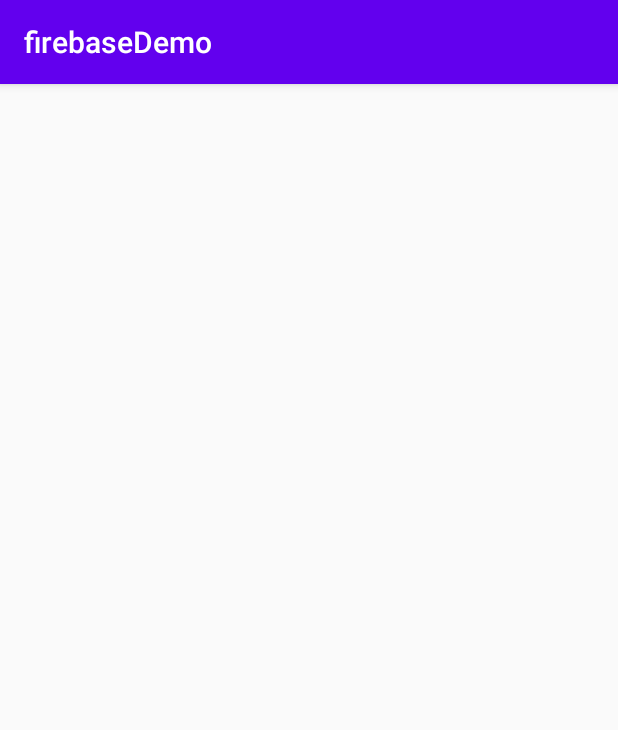
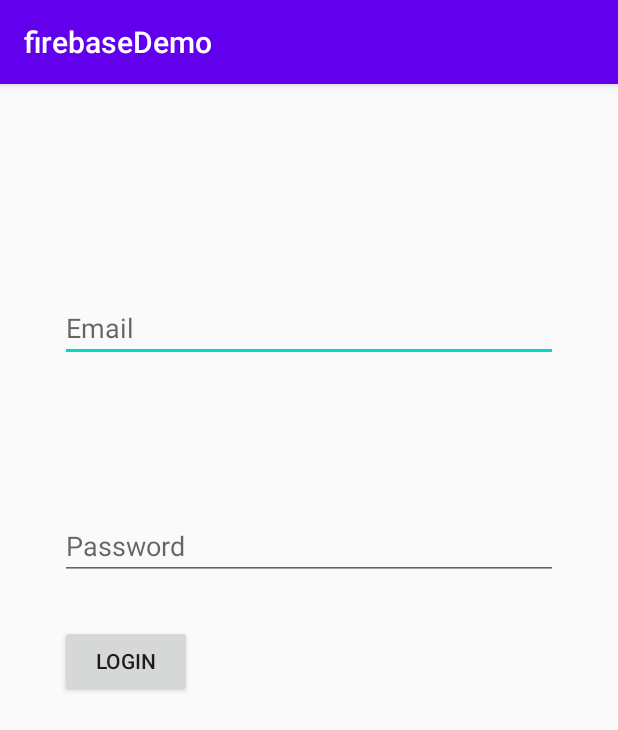
Before and after one commit to Ashutoshwahane/firebase_demo, an Android app: the LoginActivity screen opened directly, with no data from a screen before it, on a phone screen of 412 x 824 dp. Shown: the top 730 px of the screen. Run offline under Robolectric (Android 15) with nearby library versions, the phone set to English and light mode, and no system bars; our stand-ins replace Firebase (no records; nobody signed in at launch, a user with empty details on screens opened directly).

Commit message:
sign in with email and password

```diff
--- a/app/src/main/AndroidManifest.xml
+++ b/app/src/main/AndroidManifest.xml
@@ -2,7 +2,7 @@
 <manifest xmlns:android="http://schemas.android.com/apk/res/android"
     package="com.cybernerd.firebasedemo">
 
-    <uses-permission android:name="android.permission.INTERNET"/>
+    <uses-permission android:name="android.permission.INTERNET" />
 
     <application
         android:allowBackup="true"
@@ -11,7 +11,7 @@
         android:roundIcon="@mipmap/ic_launcher_round"
         android:supportsRtl="true"
         android:theme="@style/AppTheme">
-        <activity android:name=".LoginActivity"></activity>
+        <activity android:name=".LoginActivity" />
         <activity android:name=".RegisterActivity" />
         <activity android:name=".MainActivity">
             <intent-filter>
--- a/app/src/main/java/com/cybernerd/firebasedemo/LoginActivity.java
+++ b/app/src/main/java/com/cybernerd/firebasedemo/LoginActivity.java
@@ -2,13 +2,51 @@ package com.cybernerd.firebasedemo;
 
 import androidx.appcompat.app.AppCompatActivity;
 
+import android.content.Intent;
 import android.os.Bundle;
+import android.view.View;
+import android.widget.Button;
+import android.widget.EditText;
+import android.widget.Toast;
+
+import com.google.android.gms.tasks.OnSuccessListener;
+import com.google.firebase.auth.AuthResult;
+import com.google.firebase.auth.FirebaseAuth;
 
 public class LoginActivity extends AppCompatActivity {
+    private Button login;
+    private EditText email, password;
+    private FirebaseAuth auth;
 
     @Override
     protected void onCreate(Bundle savedInstanceState) {
         super.onCreate(savedInstanceState);
         setContentView(R.layout.activity_login);
+
+        login = findViewById(R.id.login);
+        email = findViewById(R.id.email);
+        password = findViewById(R.id.password);
+
+        auth = FirebaseAuth.getInstance();
+
+        login.setOnClickListener(new View.OnClickListener() {
+            @Override
+            public void onClick(View v) {
+                String txt_email = email.getText().toString();
+                String txt_password = password.getText().toString();
+
+                loginUser(txt_email,txt_password);
+            }
+        });
+    }
+
+    private void loginUser(String email, String password) {
+        auth.signInWithEmailAndPassword(email, password).addOnSuccessListener(new OnSuccessListener<AuthResult>() {
+            @Override
+            public void onSuccess(AuthResult authResult) {
+//                startActivity(new Intent(LoginActivity.this, MainActivity.class));
+                Toast.makeText(LoginActivity.this, "Login Successful", Toast.LENGTH_SHORT).show();
+            }
+        });
     }
 }
--- a/app/src/main/res/layout/activity_login.xml
+++ b/app/src/main/res/layout/activity_login.xml
@@ -1,9 +1,37 @@
 <?xml version="1.0" encoding="utf-8"?>
-<androidx.constraintlayout.widget.ConstraintLayout xmlns:android="http://schemas.android.com/apk/res/android"
+<RelativeLayout xmlns:android="http://schemas.android.com/apk/res/android"
     xmlns:app="http://schemas.android.com/apk/res-auto"
     xmlns:tools="http://schemas.android.com/tools"
     android:layout_width="match_parent"
     android:layout_height="match_parent"
-    tools:context=".LoginActivity">
+    tools:context=".LoginActivity"
+    android:padding="40dp"
+    >
 
-</androidx.constraintlayout.widget.ConstraintLayout>
+    <EditText
+        android:id="@+id/email"
+        android:layout_width="match_parent"
+        android:layout_height="wrap_content"
+        android:layout_marginTop="100dp"
+        android:hint="Email"
+        android:textAllCaps="true"
+        />
+    <EditText
+        android:id="@+id/password"
+        android:layout_width="match_parent"
+        android:layout_height="wrap_content"
+        android:layout_marginTop="100dp"
+        android:layout_below="@id/email"
+        android:hint="Password"
+        android:textAllCaps="true"
+        />
+    <Button
+        android:id="@id/login"
+        android:layout_width="wrap_content"
+        android:layout_height="wrap_content"
+        android:layout_below="@id/password"
+        android:layout_marginTop="30dp"
+        android:text="Login"
+        />
+
+</RelativeLayout>
```
